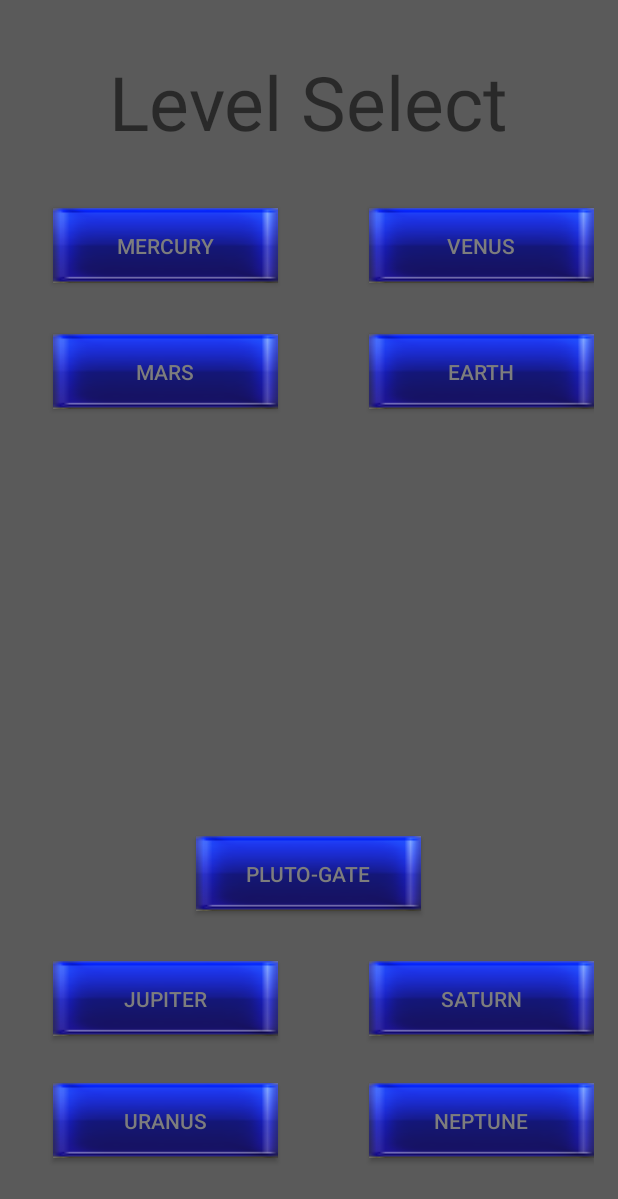
After one commit to Lazer7/Ariel_Ace, an Android app: the layout activity_level_selection_screen.xml on its own in the app's theme, with its tools: preview values and no code run, on a phone screen of 412 x 824 dp. The commit adds this screen. Shown: the top 1199 px of the screen. Run offline under Robolectric (Android 15) with nearby library versions, the phone set to English and light mode, and no system bars.

Commit message:
Level Selection Screen
We have added the Selection Menu which is accessed by the Play button,
currently we have 9 planet stages and hoping to add more...

```diff
--- a/app/src/main/AndroidManifest.xml
+++ b/app/src/main/AndroidManifest.xml
@@ -6,17 +6,19 @@
         android:minSdkVersion="8"
         android:targetSdkVersion="8" />
 
+    <android:uses-permission android:name="android.permission.WRITE_EXTERNAL_STORAGE" />
+    <android:uses-permission android:name="android.permission.READ_PHONE_STATE" />
+    <android:uses-permission android:name="android.permission.READ_EXTERNAL_STORAGE" />
 
     <application
         android:allowBackup="true"
         android:icon="@mipmap/ic_launcher"
         android:label="@string/app_name"
         android:supportsRtl="true"
-        android:theme="@style/AppTheme"
-        >
-        <activity android:name=".MainActivity"
+        android:theme="@style/AppTheme">
+        <activity
+            android:name=".MainActivity"
             android:configChanges="orientation|screenSize">
-
             <intent-filter>
                 <action android:name="android.intent.action.MAIN" />
 
@@ -26,7 +28,8 @@
 
         <service android:name=".MyService" />
 
-        <activity android:name=".Customize"></activity>
+        <activity android:name=".Customize" />
+        <activity android:name=".LevelSelectionScreen"></activity>
     </application>
 
 </manifest>
--- /dev/null
+++ b/app/src/main/java/lazer/myapplication/LevelSelectionScreen.java
@@ -0,0 +1,11 @@
+package lazer.myapplication;
+
+import android.os.Bundle;
+
+
+    @Override
+    protected void onCreate(Bundle savedInstanceState) {
+        super.onCreate(savedInstanceState);
+        setContentView(R.layout.activity_level_selection_screen);
+    }
+}
--- a/app/src/main/java/lazer/myapplication/MainActivity.java
+++ b/app/src/main/java/lazer/myapplication/MainActivity.java
@@ -8,6 +8,8 @@ import android.os.Bundle;
 import android.view.View;
 import android.widget.Button;
 import android.widget.RelativeLayout;
+
+import java.util.logging.Level;
 
 /**
  * Jimmy Chao
@@ -127,6 +129,14 @@ public class MainActivity extends Activity {
         Customization = (Button) findViewById(R.id.Customize);
         Option = (Button) findViewById(R.id.OptionMenu);
         CustomizationSelected =false;
+        Play.setOnClickListener(new View.OnClickListener(){
+
+            public void onClick(View view)
+            {
+                Intent LevelSelection=new Intent(MainActivity.this, LevelSelectionScreen.class);
+                startActivity(LevelSelection);
+            }
+        });
         Customization.setOnClickListener(new View.OnClickListener()
         {
             public void onClick(View view)
--- /dev/null
+++ b/app/src/main/res/layout/activity_level_selection_screen.xml
@@ -0,0 +1,136 @@
+<?xml version="1.0" encoding="utf-8"?>
+<RelativeLayout xmlns:android="http://schemas.android.com/apk/res/android"
+    xmlns:tools="http://schemas.android.com/tools"
+    android:layout_width="match_parent"
+    android:layout_height="match_parent"
+    android:paddingBottom="@dimen/activity_vertical_margin"
+    android:paddingLeft="@dimen/activity_horizontal_margin"
+    android:paddingRight="@dimen/activity_horizontal_margin"
+    android:paddingTop="@dimen/activity_vertical_margin"
+    tools:context="lazer.myapplication.LevelSelectionScreen"
+    android:background="#5a5a5a">
+
+    <Button
+        android:layout_width="wrap_content"
+        android:layout_height="wrap_content"
+        android:text="Uranus"
+        android:id="@+id/Uranus"
+        android:background="@drawable/button_design"
+        android:layout_marginLeft="19dp"
+        android:layout_marginStart="19dp"
+        android:width="150dp"
+        android:textColor="#7d7d7d"
+        android:layout_marginBottom="36dp"
+        android:layout_alignParentBottom="true"
+        android:layout_alignParentLeft="true"
+        android:layout_alignParentStart="true" />
+
+    <Button
+        android:layout_width="wrap_content"
+        android:layout_height="wrap_content"
+        android:text="Neptune"
+        android:id="@+id/Neptune"
+        android:background="@drawable/button_design"
+        android:width="150dp"
+        android:textColor="#7d7d7d"
+        android:layout_alignTop="@+id/Uranus"
+        android:layout_alignParentRight="true"
+        android:layout_alignParentEnd="true" />
+
+    <Button
+        android:layout_width="wrap_content"
+        android:layout_height="wrap_content"
+        android:text="Saturn"
+        android:id="@+id/Saturn"
+        android:background="@drawable/button_design"
+        android:width="150dp"
+        android:textColor="#7d7d7d"
+        android:layout_marginBottom="31dp"
+        android:layout_above="@+id/Neptune"
+        android:layout_alignLeft="@+id/Neptune"
+        android:layout_alignStart="@+id/Neptune" />
+
+    <Button
+        android:layout_width="wrap_content"
+        android:layout_height="wrap_content"
+        android:text="Jupiter"
+        android:id="@+id/Jupiter"
+        android:background="@drawable/button_design"
+        android:width="150dp"
+        android:textColor="#7d7d7d"
+        android:layout_alignBottom="@+id/Saturn"
+        android:layout_alignRight="@+id/Uranus"
+        android:layout_alignEnd="@+id/Uranus" />
+
+    <Button
+        android:layout_width="wrap_content"
+        android:layout_height="wrap_content"
+        android:text="Mars"
+        android:id="@+id/Mars"
+        android:background="@drawable/button_design"
+        android:width="150dp"
+        android:textColor="#7d7d7d"
+        android:layout_marginTop="34dp"
+        android:layout_below="@+id/Mercury"
+        android:layout_alignLeft="@+id/Mercury"
+        android:layout_alignStart="@+id/Mercury" />
+
+    <Button
+        android:layout_width="wrap_content"
+        android:layout_height="wrap_content"
+        android:text="Mercury"
+        android:id="@+id/Mercury"
+        android:background="@drawable/button_design"
+        android:width="150dp"
+        android:textColor="#7d7d7d"
+        android:layout_below="@+id/LevelSelectionLabel"
+        android:layout_alignLeft="@+id/Jupiter"
+        android:layout_alignStart="@+id/Jupiter"
+        android:layout_marginTop="37dp" />
+
+    <Button
+        android:layout_width="wrap_content"
+        android:layout_height="wrap_content"
+        android:text="Earth"
+        android:id="@+id/Earth"
+        android:background="@drawable/button_design"
+        android:width="150dp"
+        android:textColor="#7d7d7d"
+        android:layout_alignTop="@+id/Mars"
+        android:layout_alignParentRight="true"
+        android:layout_alignParentEnd="true" />
+
+    <Button
+        android:layout_width="wrap_content"
+        android:layout_height="wrap_content"
+        android:text="Venus"
+        android:id="@+id/Venus"
+        android:background="@drawable/button_design"
+        android:width="150dp"
+        android:textColor="#7d7d7d"
+        android:layout_above="@+id/Mars"
+        android:layout_alignLeft="@+id/Earth"
+        android:layout_alignStart="@+id/Earth" />
+
+    <TextView
+        android:layout_width="wrap_content"
+        android:layout_height="wrap_content"
+        android:text="Level Select"
+        android:id="@+id/LevelSelectionLabel"
+        android:textSize="50dp"
+        android:layout_alignParentTop="true"
+        android:layout_centerHorizontal="true"
+        android:layout_marginTop="18dp" />
+
+    <Button
+        android:layout_width="wrap_content"
+        android:layout_height="wrap_content"
+        android:text="Pluto-Gate"
+        android:id="@+id/Pluto"
+        android:background="@drawable/button_design"
+        android:width="150dp"
+        android:textColor="#7d7d7d"
+        android:layout_above="@+id/Saturn"
+        android:layout_centerHorizontal="true"
+        android:layout_marginBottom="33dp" />
+</RelativeLayout>
```
Also changed, not shown: app/src/main/res/drawable/button_design.png (added).
